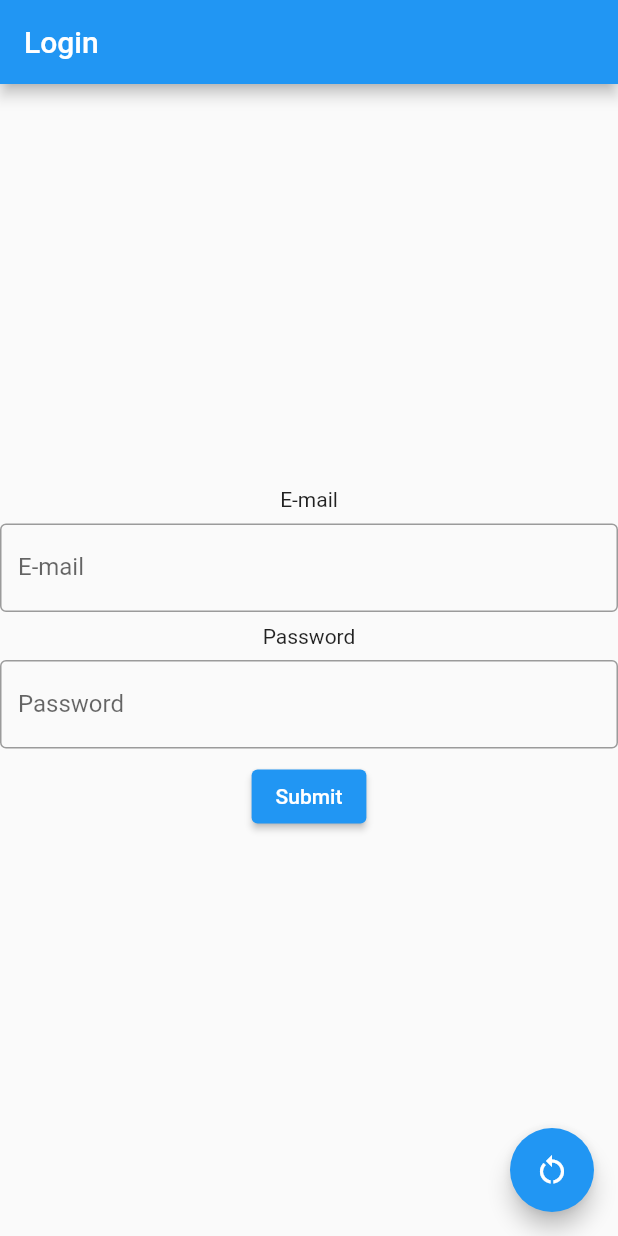
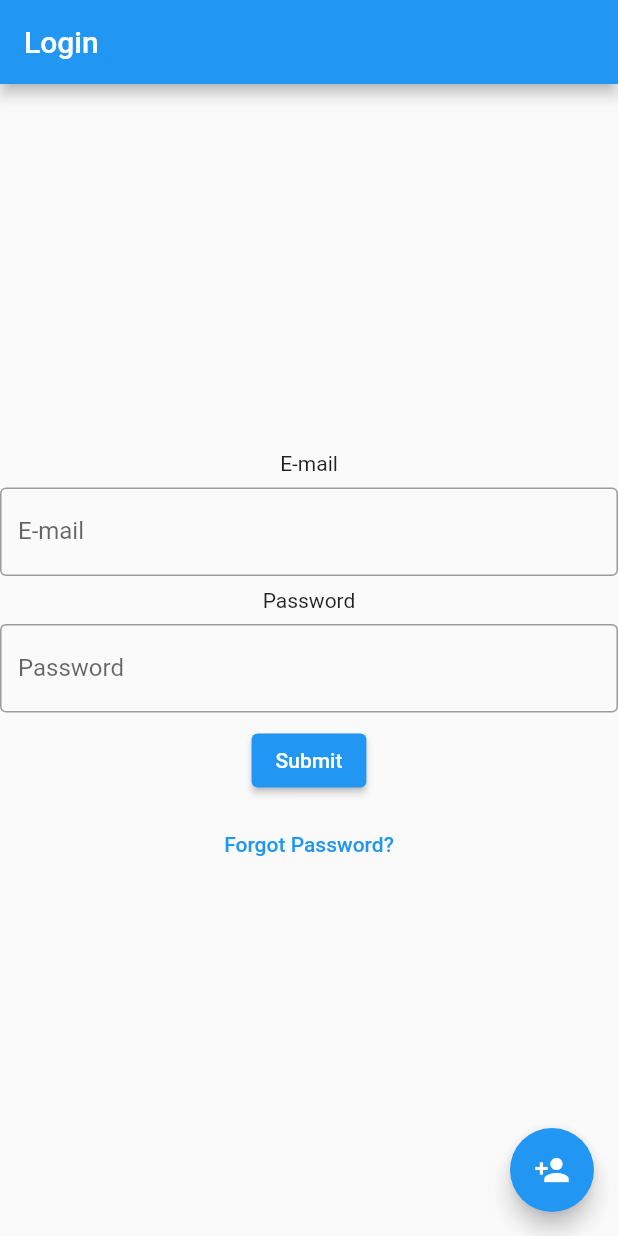
Before and after one commit to Eduardo-Cerqueira/stable, a Flutter app: the screen it shows after launch, on a phone screen of 412 x 824 dp. Run offline on Flutter 3.47's test engine with Material 2 defaults, Android fonts, the phone set to English and light mode, and no system bars; our stand-ins replace flutter_image_compress, get, image_picker; missing offline and left inert: mongo_dart, niku.

Commit message:
register button added

```diff
--- a/lib/pages/login_page.dart
+++ b/lib/pages/login_page.dart
@@ -3,6 +3,7 @@ import 'package:flutter/material.dart';
 import 'package:get/get.dart';
 import 'package:stable/pages/forgo_pass_page.dart';
 import 'package:stable/components/login.dart';
+import 'package:stable/pages/profile.dart';
 
 class LoginPage extends StatelessWidget {
   const LoginPage({super.key});
@@ -16,16 +17,29 @@ class LoginPage extends StatelessWidget {
             backgroundColor: Colors.blue,
             title: const Text('Login'),
           ),
-          body: const Column(
+          body: Column(
             mainAxisAlignment: MainAxisAlignment.center,
             children: [
-              LoginForm(),
+              const LoginForm(),
+              TextButton(
+                child: const Text('Forgot Password?'),
+                onPressed: () {
+                  try{
+                    Get.to(const ForgoPassPage());
+                  } catch (e) {
+                    if (kDebugMode) {
+                      print(e);
+                    }
+                  }
+                }
+              ),
             ],
+
           ),
           floatingActionButton: FloatingActionButton(
             onPressed: () {
               try {
-                Get.to(const ForgoPassPage());
+                Get.to(() => const MyForm());
               } catch (e) {
                 if (kDebugMode) {
                   print(e);
@@ -33,7 +47,7 @@ class LoginPage extends StatelessWidget {
               }
             },
             tooltip: 'Forgot Password',
-            child: const Icon(Icons.restart_alt_sharp),
+            child: const Icon(Icons.person_add_sharp),
           )),
     );
   }
```
